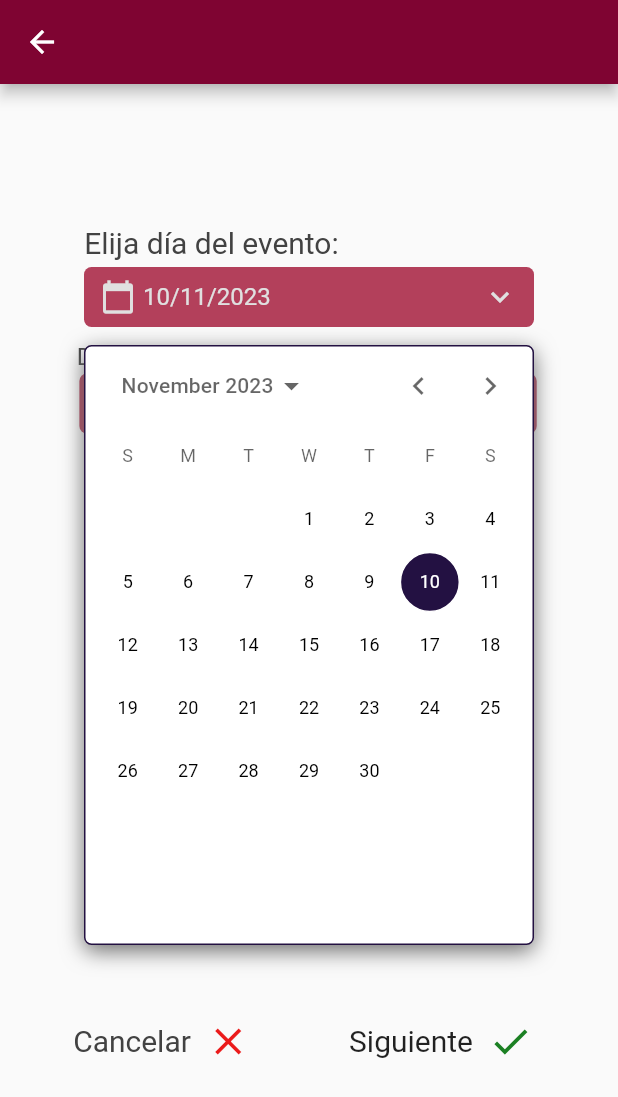
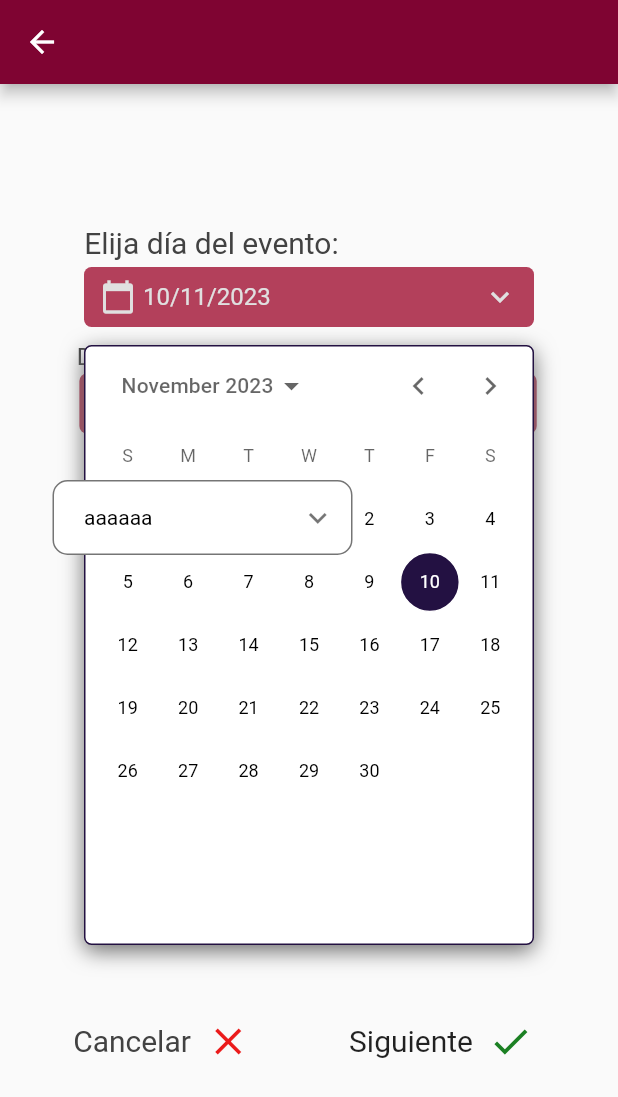
Before and after one commit to BenjaminAlvarezDiaz/my_evento, a Flutter app: the ChooseDayAndTimeScreen screen opened directly, after a tap on an icon or button, on a phone screen of 412 x 824 dp. Shown: the top 1097 px of the screen. Run offline on Flutter 3.47's test engine with Material 2 defaults, Android fonts, the phone set to English and light mode, and no system bars; our stand-ins replace animated_splash_screen, dio, dropdown_button2, fl_chart, flutter_time_picker_spinner, mvc_pattern and 2 more; missing offline and left inert: dio_http_cache, flutter_spinner_picker, flutter_spinner_time_picker; accounts and stored records are empty.

Commit message:
Casi terminando el dropdown

```diff
--- a/lib/src/ui/components/dropdown_component.dart
+++ b/lib/src/ui/components/dropdown_component.dart
@@ -6,10 +6,8 @@ class Dropdown extends StatefulWidget {
   final Widget? content;
   final double? heightButton;
   final double? widthButton;
-  final double? heightOpen;
-  final double? widthOpen;
   final bool oneItem;
-  final Function()? buttonOnTap;
+  //final Function()? buttonOnTap;
   final String textInside;
   final TextStyle? textInsideTheme;
   final Decoration? buttonDecoration;
@@ -20,13 +18,11 @@ class Dropdown extends StatefulWidget {
     this.content,
     this.heightButton = 50,
     this.widthButton = 200,
-    this.heightOpen = 500,
-    this.widthOpen = 200,
     this.oneItem = false,
-    this.buttonOnTap,
+    //this.buttonOnTap,
     this.textInside = '',
     this.textInsideTheme,
-    this.buttonDecoration = const BoxDecoration(color: Colors.white, borderRadius: BorderRadius.all(Radius.circular(10))),
+    this.buttonDecoration,
     this.iconColor = Colors.black54,
   }) : super (key: key);
 
@@ -35,9 +31,28 @@ class Dropdown extends StatefulWidget {
 }
 
 class _DropdownState extends State<Dropdown> {
-  GlobalKey containerOpenKey = GlobalKey();
-  GlobalKey containerCloseKey = GlobalKey();
-  bool activated = false;
+  final GlobalKey containerOpenKey = GlobalKey();
+  //GlobalKey _containerCloseKey = GlobalKey();
+  Size _containerOpenSize = const Size(0, 0);
+  bool isDropdownOpen = false;
+
+  Widget? _withDefaultButton(){
+    if(widget.button == null){
+      return _button();
+    }
+    return widget.button;
+  }
+
+  Decoration? _defaultButtonDecoration(){
+    if(widget.buttonDecoration == null){
+     return BoxDecoration(
+         color: Colors.white,
+         borderRadius: const BorderRadius.all(Radius.circular(10)),
+         border: Border.all(color: Colors.black54));
+    }
+    return widget.buttonDecoration;
+  }
+
   @override
   Widget build(BuildContext context) {
     return widget.oneItem ? _dropdownOneItem() : _dropdown();
@@ -48,10 +63,46 @@ class _DropdownState extends State<Dropdown> {
       duration: Duration(milliseconds: 200),
       child: Column(
         children: [
+          Row(
+            children: [
+              Container(child: _withDefaultButton()),
+              SizedBox(width: (31 / 100) * _containerOpenSize.width),
+            ],
+          ),
+          SizedBox(height: 5,),
+          isDropdownOpen ? RepaintBoundary(
+              key: containerOpenKey,
+              child: widget.content) :
+          Container(color: Colors.transparent,)
+        ],
+      ),
+    );
+  }
+
+  @override
+  void initState() {
+    super.initState();
+
+    WidgetsBinding.instance!.addPostFrameCallback((_) {
+      final RenderBox renderBox = containerOpenKey.currentContext!.findRenderObject() as RenderBox;
+      setState(() {
+        _containerOpenSize = renderBox.size;
+        print(_containerOpenSize.width);
+      });
+      print(_containerOpenSize.width);
+    });
+    print(_containerOpenSize.width);
+  }
+
+  Widget _dropdown(){
+    return AnimatedContainer(
+      duration: Duration(milliseconds: 200),
+      child: Column(
+        children: [
           GestureDetector(
             onTap: (){
               setState(() {
-                activated = !activated;
+                isDropdownOpen = !isDropdownOpen;
                 /*if (activated) {
                   final RenderBox renderBox = containerOpenKey
                       .currentContext?.findRenderObject() as RenderBox;
@@ -66,61 +117,10 @@ class _DropdownState extends State<Dropdown> {
                 }*/
               });
             },
-            child: widget.button ?? _button(),
+            child: _withDefaultButton(),
           ),
-          activated ? Container(
-              height: widget.heightOpen,
-              width: widget.widthOpen,
-              child: widget.content
-          ) : Container(color: KTransparent,)
-        ],
-      ),
-    );
-  }
-
-  Widget _dropdown(){
-    return AnimatedContainer(
-      duration: Duration(milliseconds: 200),
-      child: Column(
-        children: [
-          GestureDetector(
-            onTap: (){
-              setState(() {
-                activated = !activated;
-                /*if (activated) {
-                  final RenderBox renderBox = containerOpenKey
-                      .currentContext?.findRenderObject() as RenderBox;
-                  final Size size = renderBox.size;
-                  widget.heightOpen = size.height;
-                  widget.widthOpen = size.width;
-                } else {
-                  final RenderBox renderBox = containerCloseKey.currentContext?.findRenderObject() as RenderBox;
-                  final Size size = renderBox.size;
-                  widget.heightClose = size.height;
-                  //widget.widthClose = size.width;
-                }*/
-              });
-            },
-            child: Container(
-                key: containerCloseKey,
-                height: widget.heightButton,
-                width: widget.widthButton,
-                child: widget.button
-            ),
-          ),
-          activated ? GestureDetector(
-            onTap: (){
-              setState(() {
-                //activated = !activated;
-              });
-            },
-            child: Container(
-                key: containerOpenKey,
-                height: widget.heightOpen,
-                width: widget.widthOpen,
-                child: widget.content
-            ),
-          ) : Container(color: KTransparent,)
+          isDropdownOpen ? Container(child: widget.content) :
+          Container(color: Colors.transparent,)
         ],
       ),
     );
@@ -128,19 +128,28 @@ class _DropdownState extends State<Dropdown> {
 
   Widget _button(){
     return InkWell(
-        onTap: widget.buttonOnTap,
+        onTap: (){
+          setState(() {
+            isDropdownOpen = !isDropdownOpen;
+          });
+        },
         child: Container(
-          decoration: widget.buttonDecoration,
+          height: widget.heightButton,
+          width: widget.widthButton,
+          decoration: _defaultButtonDecoration(),
           child: Row(
             children: [
               SizedBox(width: 20,),
               Expanded(flex: 3, child: Text(widget.textInside, style: widget.textInsideTheme,)),
-              Expanded(flex: 1, child: Icon(Icons.keyboard_arrow_down, color: widget.iconColor,))
+              isDropdownOpen ?
+              Expanded(flex: 1, child: Icon(Icons.keyboard_arrow_up, color: widget.iconColor,)) :
+                  Expanded(flex: 1, child: Icon(Icons.keyboard_arrow_down, color: widget.iconColor,))
             ],
           ),
         )
     );
   }
+
   /*Widget _a(){
     return _cardExpanded(
         Container(
@@ -214,7 +223,7 @@ class _DropdownState extends State<Dropdown> {
   }*/
 }
 
-class _MyDropdownState extends State<Dropdown> {
+/*class _MyDropdownState extends State<Dropdown> {
   List<String> items = ['Opción 1', 'Opción 2', 'Opción 3'];
   String selectedItem = 'Opción 1';
   bool isDropdownOpen = false;
@@ -273,4 +282,4 @@ class _MyDropdownState extends State<Dropdown> {
       ),
     );
   }
-}
+}*/
--- a/lib/src/ui/screens/choose_day_and_time_screen.dart
+++ b/lib/src/ui/screens/choose_day_and_time_screen.dart
@@ -417,10 +417,13 @@ class _ChooseDayAndTimeScreenState extends StateMVC<ChooseDayAndTimeScreen> {
                   ) : Container(),
 
                   Positioned(
-                      top: 300,
+                      top: 170,
+                      left: 15,
                       child: Dropdown(
+                        oneItem: true,
                         textInside: 'aaaaaa',
                         textInsideTheme: TextStyle(color: KBlack),
+                        content: Container(color: KRed, height: 500, width: 290,),
                       )
                   )
 
```
